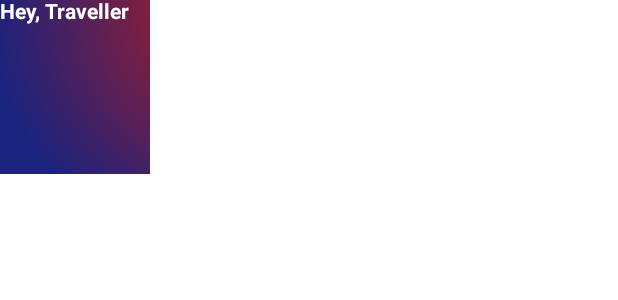
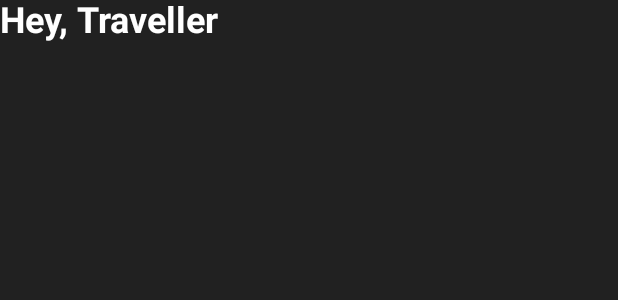
Before and after one commit to aldoKelvianto/Mona-Android-App, an Android app built with Jetpack Compose: the @Preview function PreviewSectionGreeting, on a phone screen of 412 x 824 dp. Shown: the top 300 px of the screen. Run offline under Robolectric (Android 15) with nearby library versions, the phone set to English and light mode, and no system bars.

```diff
--- a/app/src/main/java/com/example/mona/MainActivity.kt
+++ b/app/src/main/java/com/example/mona/MainActivity.kt
@@ -5,13 +5,16 @@ import androidx.activity.ComponentActivity
 import androidx.activity.compose.setContent
 import com.example.mona.compose.PreviewScreenHome
 import com.example.mona.compose.ScreenHome
+import com.example.mona.compose.ThemeMona
 
 class MainActivity : ComponentActivity() {
     override fun onCreate(savedInstanceState: Bundle?) {
         super.onCreate(savedInstanceState)
 
         setContent {
-            ScreenHome()
+            ThemeMona {
+                ScreenHome()
+            }
         }
     }
 }
--- a/app/src/main/java/com/example/mona/compose/SectionGreeting.kt
+++ b/app/src/main/java/com/example/mona/compose/SectionGreeting.kt
@@ -1,20 +1,14 @@
 package com.example.mona.compose
 
-import androidx.compose.foundation.background
 import androidx.compose.foundation.layout.Column
-import androidx.compose.foundation.layout.Spacer
-import androidx.compose.foundation.layout.size
 import androidx.compose.material.Text
 import androidx.compose.runtime.Composable
-import androidx.compose.ui.Modifier
-import androidx.compose.ui.geometry.Offset
-import androidx.compose.ui.graphics.Brush
 import androidx.compose.ui.graphics.Color
 import androidx.compose.ui.text.font.FontWeight
 import androidx.compose.ui.tooling.preview.Preview
-import androidx.compose.ui.unit.dp
+import androidx.compose.ui.unit.sp
 
-@Preview
+@Preview(backgroundColor = 0xff212121, showBackground = true, widthDp = 320, heightDp = 640)
 @Composable
 fun PreviewSectionGreeting() {
     SectionGreeting()
@@ -22,21 +16,12 @@ fun PreviewSectionGreeting() {
 
 @Composable
 fun SectionGreeting() {
-    Column(
-        modifier = Modifier
-            .background(
-                Brush.radialGradient(
-                    colors = HeaderColors,
-                    radius = 250f,
-                    center = Offset(240f, 10f)
-                )
-            )
-    ) {
+    Column {
         Text(
             text = "Hey, Traveller",
             fontWeight = FontWeight.Bold,
-            color = Color.White
+            color = Color.White,
+            fontSize = 24.sp
         )
-        Spacer(modifier = Modifier.size(100.dp))
     }
 }
--- /dev/null
+++ b/app/src/main/res/drawable/ic_chevron_outline_24.xml
@@ -0,0 +1,5 @@
+<vector android:height="24dp" android:tint="#212121"
+    android:viewportHeight="24" android:viewportWidth="24"
+    android:width="24dp" xmlns:android="http://schemas.android.com/apk/res/android">
+    <path android:fillColor="@android:color/white" android:pathData="M10,6L8.59,7.41 13.17,12l-4.58,4.59L10,18l6,-6 -6,-6z"/>
+</vector>
```
Also changed, not shown: app/src/main/java/com/example/mona/compose/ScreenHome.kt (+3 -4 lines), app/src/main/java/com/example/mona/compose/SectionLocation.kt (added, +35 -0 lines), app/src/main/java/com/example/mona/compose/SectionTop.kt (added, +41 -0 lines).
